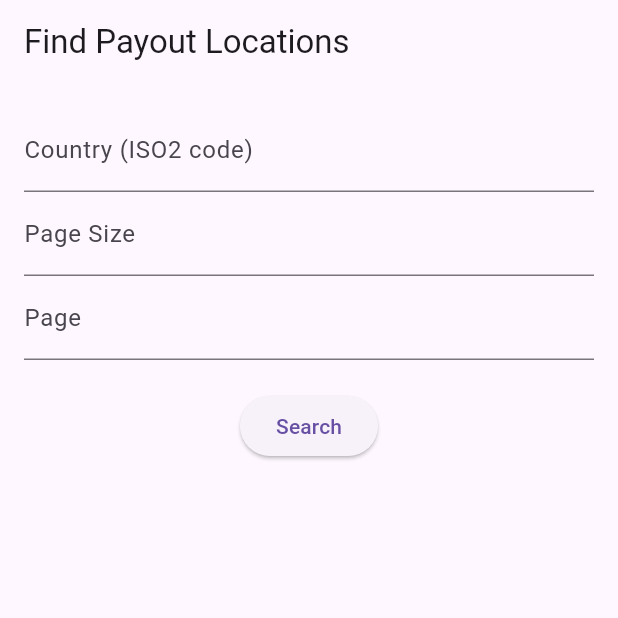
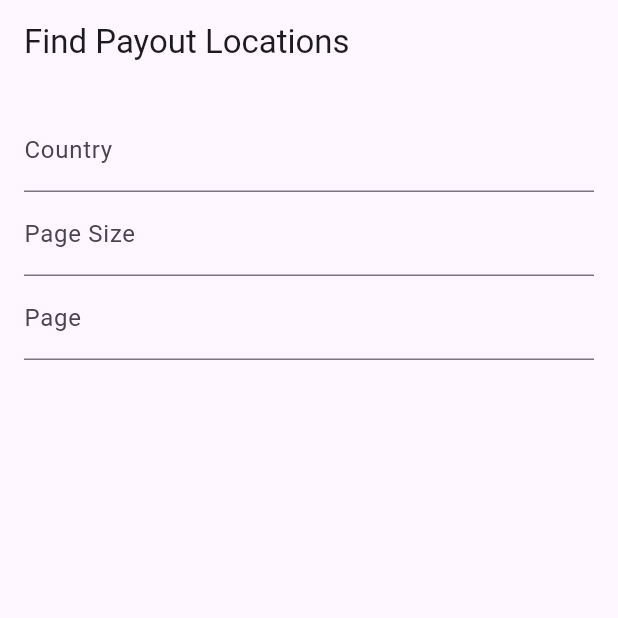
Before and after one commit to Karabosithole/SistersInTech, a Flutter app: the screen it shows after launch, on a phone screen of 412 x 824 dp, the top half of it. Run offline on Flutter 3.47's test engine with Material 3 defaults, Android fonts, the phone set to English and light mode, and no system bars.

Commit message:
made minor changes to text field names

```diff
--- a/mukuru_location_finder/lib/main.dart
+++ b/mukuru_location_finder/lib/main.dart
@@ -29,38 +29,18 @@
 }
 
 class _LocationFinderScreenState extends State<LocationFinderScreen> {
+  // Step 1: Add TextEditingController instances
   final TextEditingController _countryController = TextEditingController();
   final TextEditingController _pageSizeController = TextEditingController();
   final TextEditingController _pageController = TextEditingController();
+
+  // Future variable to hold API data
   late Future<List<dynamic>> payoutPartners;
 
   @override
   void initState() {
     super.initState();
     payoutPartners = Future.value([]);
-  }
-
-  Future<List<dynamic>> fetchPayoutPartners(String country, int pageSize, int page) async {
-    final response = await http.get(
-      Uri.parse(
-          'https://api-ubt.mukuru.com/taurus/v1/resources/pay-out-partners?country=$country&page_size=$pageSize&page=$page'),
-    );
-
-    if (response.statusCode == 200) {
-      return jsonDecode(response.body);
-    } else {
-      throw Exception('Failed to load payout partners');
-    }
-  }
-
-  void _search() {
-    final country = _countryController.text;
-    final pageSize = int.tryParse(_pageSizeController.text) ?? 10;
-    final page = int.tryParse(_pageController.text) ?? 1;
-
-    setState(() {
-      payoutPartners = fetchPayoutPartners(country, pageSize, page);
-    });
   }
 
   @override
@@ -73,9 +53,10 @@
         padding: const EdgeInsets.all(16.0),
         child: Column(
           children: <Widget>[
+            // Step 2: Add TextField widgets for user input
             TextField(
               controller: _countryController,
-              decoration: const InputDecoration(labelText: 'Country (ISO2 code)'),
+              decoration: const InputDecoration(labelText: 'Country'),
             ),
             TextField(
               controller: _pageSizeController,
@@ -88,36 +69,7 @@
               keyboardType: TextInputType.number,
             ),
             const SizedBox(height: 20),
-            ElevatedButton(
-              onPressed: _search,
-              child: const Text('Search'),
-            ),
-            const SizedBox(height: 20),
-            Expanded(
-              child: FutureBuilder<List<dynamic>>(
-                future: payoutPartners,
-                builder: (context, snapshot) {
-                  if (snapshot.connectionState == ConnectionState.waiting) {
-                    return const Center(child: CircularProgressIndicator());
-                  } else if (snapshot.hasError) {
-                    return Center(child: Text('Error: ${snapshot.error}'));
-                  } else if (snapshot.hasData) {
-                    return ListView.builder(
-                      itemCount: snapshot.data?.length,
-                      itemBuilder: (context, index) {
-                        var location = snapshot.data?[index];
-                        return ListTile(
-                          title: Text(location['name'] ?? 'Unknown Location'),
-                          subtitle: Text(location['address'] ?? 'No address provided'),
-                        );
-                      },
-                    );
-                  } else {
-                    return const Center(child: Text('No locations found'));
-                  }
-                },
-              ),
-            ),
+            // Add other widgets here...
           ],
         ),
       ),
```
